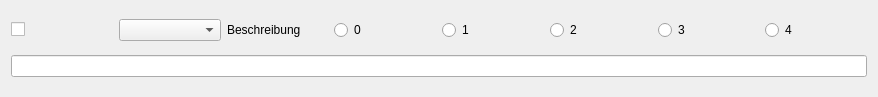
The window that functionform.ui (loaded02/ICF_Report) describes before a commit, drawn with Qt 5.
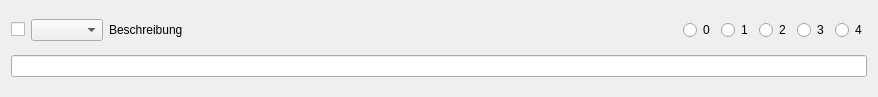
The same window after the commit.

Patch:
```diff
--- a/functionform.ui
+++ b/functionform.ui
@@ -28,6 +28,12 @@
      </item>
      <item>
       <widget class="QLabel" name="label">
+       <property name="sizePolicy">
+        <sizepolicy hsizetype="Expanding" vsizetype="Preferred">
+         <horstretch>0</horstretch>
+         <verstretch>0</verstretch>
+        </sizepolicy>
+       </property>
        <property name="text">
         <string>Beschreibung</string>
        </property>
```
